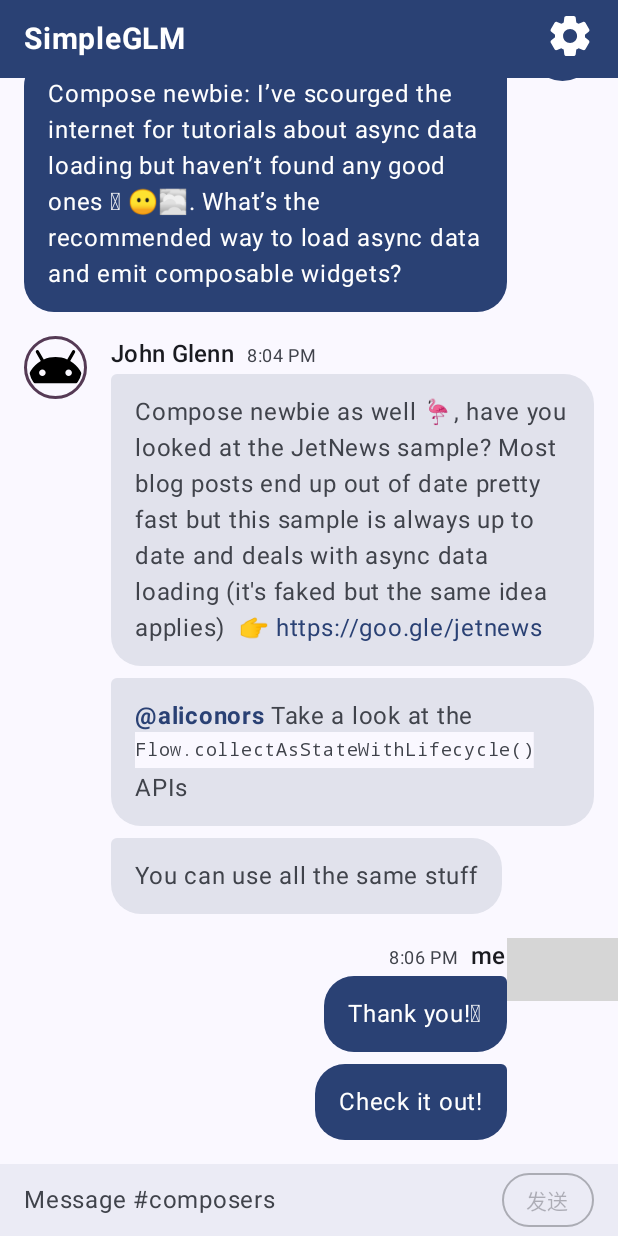
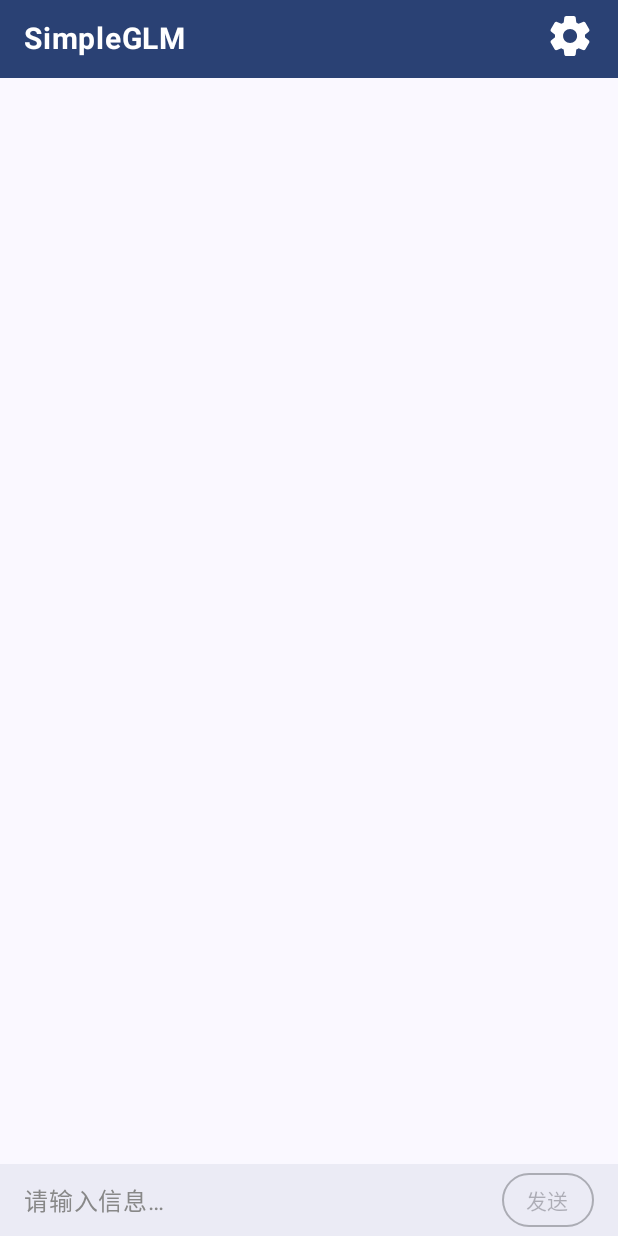
Before and after one commit to TopSea/SimpleGLM, an Android app built with Jetpack Compose: the screen it shows after launch (MainActivity), on a phone screen of 412 x 824 dp. Run offline under Robolectric (Android 15) with nearby library versions, the phone set to English and light mode, and no system bars; libraries missing offline, so code that uses them is left out: com.tencent.mmkv; 2 statements that could not run were skipped; grey boxes are pictures that could not be loaded.

Commit message:
一些 UI 的小调整。

```diff
--- a/app/src/main/java/top/topsea/simpleglm/MainActivity.kt
+++ b/app/src/main/java/top/topsea/simpleglm/MainActivity.kt
@@ -1,6 +1,7 @@
 package top.topsea.simpleglm
 
 import android.os.Bundle
+import android.view.WindowManager
 import androidx.activity.ComponentActivity
 import androidx.activity.compose.setContent
 import androidx.compose.foundation.layout.fillMaxSize
--- a/app/src/main/java/top/topsea/simpleglm/chat/Conversation.kt
+++ b/app/src/main/java/top/topsea/simpleglm/chat/Conversation.kt
@@ -70,6 +70,11 @@ fun ChatMessages(
                 val firstMessageFromMe = prevAuthor == me
                 val lastMessageFromMe = nextAuthor == me
 
+                if (index == 0) {
+                    item {
+                        Spacer(modifier = Modifier.size(8.dp))
+                    }
+                }
                 // Hardcode day dividers for simplicity
 //                if (index == chatMessages.size - 1) {
 //                    item {
@@ -96,7 +101,7 @@ fun ChatMessages(
                         DroidMessageItem(
                             onAuthorClick = { name -> navigateToProfile(name) },
                             msg = content,
-                            isUserMe = content.author == droid,
+                            isUserMe = false,
                             firsMessageFromDroid = !firstMessageFromMe,
                             lastMessageFromDroid = !lastMessageFromMe
                         )
--- a/app/src/main/java/top/topsea/simpleglm/chat/ConversationUiState.kt
+++ b/app/src/main/java/top/topsea/simpleglm/chat/ConversationUiState.kt
@@ -2,6 +2,7 @@ package top.topsea.simpleglm.chat
 
 import androidx.compose.runtime.Immutable
 import androidx.compose.runtime.MutableState
+import androidx.compose.runtime.mutableStateOf
 import androidx.compose.runtime.toMutableStateList
 import top.topsea.simpleglm.R
 import top.topsea.simpleglm.settings.me
--- a/app/src/main/java/top/topsea/simpleglm/chat/FakeData.kt
+++ b/app/src/main/java/top/topsea/simpleglm/chat/FakeData.kt
@@ -23,43 +23,7 @@ import top.topsea.simpleglm.chat.EMOJIS.EMOJI_MELTING
 import top.topsea.simpleglm.chat.EMOJIS.EMOJI_PINK_HEART
 import top.topsea.simpleglm.chat.EMOJIS.EMOJI_POINTS
 
-private val initialChatMessages = listOf(
-    ChatMessage(
-        "me",
-        mutableStateOf("Check it out!"),
-        "8:07 PM"
-    ),
-    ChatMessage(
-        "me",
-        mutableStateOf("Thank you!$EMOJI_PINK_HEART"),
-        "8:06 PM",
-    ),
-    ChatMessage(
-        "Taylor Brooks",
-        mutableStateOf("You can use all the same stuff"),
-        "8:05 PM"
-    ),
-    ChatMessage(
-        "Taylor Brooks",
-        mutableStateOf("@aliconors Take a look at the `Flow.collectAsStateWithLifecycle()` APIs"),
-        "8:05 PM"
-    ),
-    ChatMessage(
-        "John Glenn",
-        mutableStateOf("Compose newbie as well $EMOJI_FLAMINGO, have you looked at the JetNews sample? " +
-            "Most blog posts end up out of date pretty fast but this sample is always up to " +
-            "date and deals with async data loading (it's faked but the same idea " +
-            "applies) $EMOJI_POINTS https://goo.gle/jetnews"),
-        "8:04 PM"
-    ),
-    ChatMessage(
-        "me",
-        mutableStateOf("Compose newbie: I’ve scourged the internet for tutorials about async data " +
-            "loading but haven’t found any good ones $EMOJI_MELTING $EMOJI_CLOUDS. " +
-            "What’s the recommended way to load async data and emit composable widgets?"),
-        "8:03 PM"
-    )
-)
+private val initialChatMessages = ArrayList<ChatMessage>()
 
 val exampleUiState = ConversationUiState(
     initialChatMessages = initialChatMessages,
--- a/app/src/main/java/top/topsea/simpleglm/chat/UserInput.kt
+++ b/app/src/main/java/top/topsea/simpleglm/chat/UserInput.kt
@@ -173,7 +173,8 @@ private fun UserInputText(
                     .align(Alignment.CenterStart)
                     .padding(start = 16.dp),
                 text = stringResource(id = R.string.textfield_hint),
-                style = MaterialTheme.typography.bodyLarge.copy(color = disableContentColor)
+                style = MaterialTheme.typography.bodyLarge.copy(color = disableContentColor),
+                color = Color.Gray
             )
         }
     }
--- a/app/src/main/java/top/topsea/simpleglm/settings/Utils.kt
+++ b/app/src/main/java/top/topsea/simpleglm/settings/Utils.kt
@@ -17,7 +17,7 @@ import java.util.concurrent.TimeUnit
 const val time_format = "yyyy-MM-dd HH:mm:ss"
 
 const val me = "me"
-const val droid = "droid"
+const val droid = "ChatGLM-6B"
 
 @SuppressLint("SimpleDateFormat")
 fun getCurrTime(): String {
--- a/app/src/main/java/top/topsea/simpleglm/ui/screen/MainScreen.kt
+++ b/app/src/main/java/top/topsea/simpleglm/ui/screen/MainScreen.kt
@@ -67,7 +67,7 @@ fun MainScreen(
             ChatMessages(
                 chatMessages = uiState.chatMessages,
                 navigateToProfile = navigateToProfile,
-                modifier = Modifier.padding(bottom = 16.dp).weight(1f),
+                modifier = Modifier.weight(1f),
                 scrollState = scrollState
             )
             UserInput(
--- a/app/src/main/java/top/topsea/simpleglm/ui/screen/SettingScreen.kt
+++ b/app/src/main/java/top/topsea/simpleglm/ui/screen/SettingScreen.kt
@@ -182,10 +182,10 @@ fun DefaultSettings() {
                     enableServerIP = !enableServerIP
                     if (!enableServerIP) {
                         textColor = Color.Black
-                        btn ="Confirm"
+                        btn ="确认"
                     } else {
                         textColor = Color.LightGray
-                        btn ="Modify"
+                        btn ="修改"
                         kv.encode(context.resources.getString(R.string.server_ip), serverIPStr)
                     }
                 },
--- a/app/src/main/res/values/strings.xml
+++ b/app/src/main/res/values/strings.xml
@@ -5,7 +5,7 @@
     <string name="send">发送</string>
     <string name="author_me">me</string>
     <string name="now">8:30 PM</string>
-    <string name="textfield_hint">Message #composers</string>
+    <string name="textfield_hint">请输入信息…</string>
     <string name="emojis_label">Emojis</string>
     <string name="stickers_label">Stickers</string>
 
```
